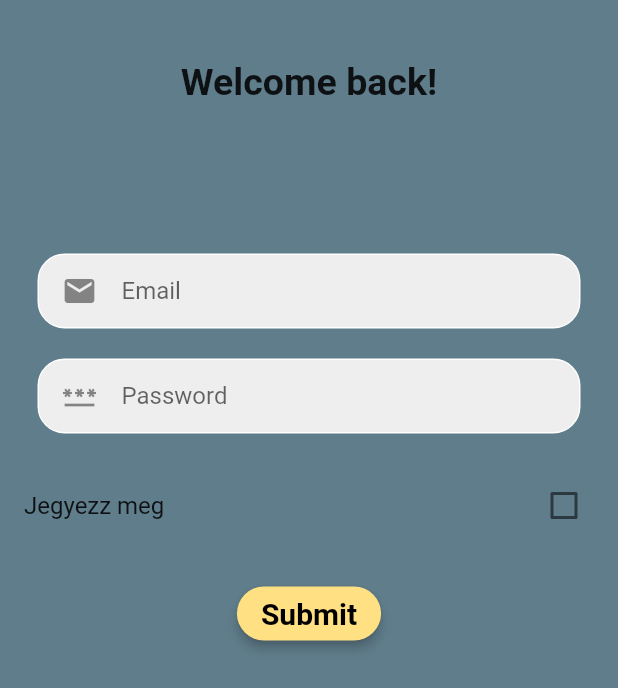
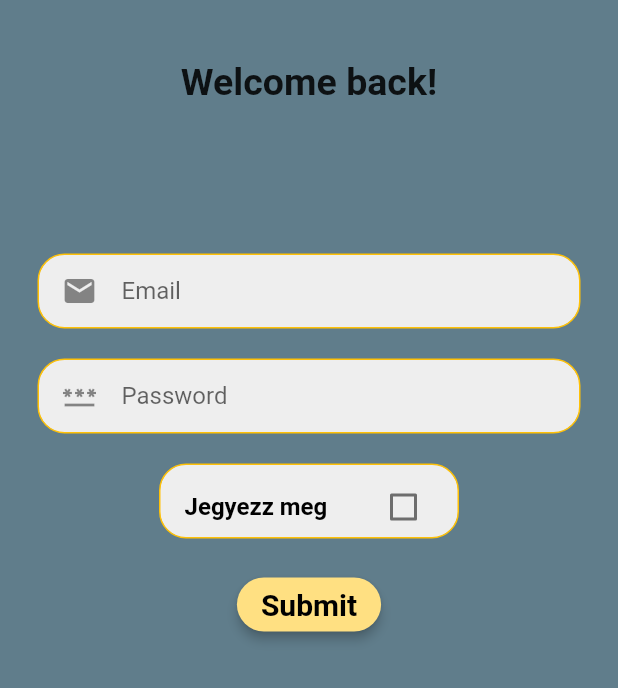
Before and after one commit to ZsomborBalatoni/Flutter-homework, a Flutter app: the screen it shows after launch, on a phone screen of 412 x 824 dp. Shown: the top 688 px of the screen. Run offline on Flutter 3.47's test engine with Material 2 defaults, Android fonts, the phone set to English and light mode, and no system bars; our stand-ins replace bloc, dio, equatable, flutter_bloc, get_it and 3 more; missing offline and left inert: dart:ffi, shared_preferences_web, username_gen.

Commit message:
Updating project

```diff
--- a/lib/main.dart
+++ b/lib/main.dart
@@ -4,6 +4,7 @@ import 'package:dio/dio.dart';
 import 'package:flutter/material.dart';
 import 'package:flutter_bloc/flutter_bloc.dart';
 import 'package:flutter_homework/network/data_source_interceptor.dart';
+import 'package:flutter_homework/ui/bloc/list/list_page.dart';
 import 'package:flutter_homework/ui/bloc/login/login_bloc.dart';
 import 'package:get_it/get_it.dart';
 import 'package:pretty_dio_logger/pretty_dio_logger.dart';
@@ -51,6 +52,10 @@ class MyApp extends StatelessWidget {
         child: MaterialApp(
           title: 'Flutter Demo',
           home: LoginPageBloc(),
+          routes: {
+            '/login': (context) => (LoginPageBloc()),
+            '/list': (context) => (ListPageBloc()),
+          },
           theme: ThemeData(
             primarySwatch: Colors.blue,
           ),
--- a/lib/ui/bloc/login/login_page.dart
+++ b/lib/ui/bloc/login/login_page.dart
@@ -4,9 +4,11 @@
 // ignore_for_file: no_leading_underscores_for_local_identifiers, prefer_final_fields, unused_field, body_might_complete_normally_nullable, avoid_print, unused_import, empty_statements
 
 import 'dart:ffi';
+import 'dart:math';
 
 import 'package:flutter/material.dart';
 import 'package:flutter_bloc/flutter_bloc.dart';
+import 'package:flutter_homework/ui/bloc/list/list_page.dart';
 import 'package:flutter_homework/ui/bloc/login/login_bloc.dart';
 import 'package:validators/sanitizers.dart';
 import 'package:validators/validators.dart';
@@ -21,6 +23,7 @@ class LoginPageBloc extends StatefulWidget {
 class _LoginPageBlocState extends State<LoginPageBloc> {
   @override
   void initState() {
+    //context.read<LoginBloc>().add(LoginAutoLoginEvent());
     super.initState();
   }
 
@@ -42,6 +45,8 @@ class _LoginPageBlocState extends State<LoginPageBloc> {
           listener: (context, state) {
             if (state is LoginError) {
               buildError(state.message);
+            } else if (state is LoginSuccess) {
+              Navigator.of(context).pushReplacementNamed('/list');
             }
           },
           builder: (context, state) {
@@ -86,7 +91,7 @@ class _LoginPageBlocState extends State<LoginPageBloc> {
                     height: 50,
                     decoration: BoxDecoration(
                       color: Colors.grey[200],
-                      border: Border.all(color: Colors.white),
+                      border: Border.all(color: Colors.amber),
                       borderRadius: BorderRadius.circular(18),
                     ),
                     child: Padding(
@@ -131,7 +136,7 @@ class _LoginPageBlocState extends State<LoginPageBloc> {
                     height: 50,
                     decoration: BoxDecoration(
                       color: Colors.grey[200],
-                      border: Border.all(color: Colors.white),
+                      border: Border.all(color: Colors.amber),
                       borderRadius: BorderRadius.circular(18),
                     ),
                     child: Padding(
@@ -163,14 +168,32 @@ class _LoginPageBlocState extends State<LoginPageBloc> {
 
                 //jegyezz meg checkbox
                 SizedBox(height: 20),
-                CheckboxListTile(
-                    title: Text('Jegyezz meg'),
+                Padding(
+                  padding: const EdgeInsets.symmetric(horizontal: 25.0),
+                  child: Container(
+                    width: 200,
+                    height: 50,
+                    decoration: BoxDecoration(
+                      color: Colors.grey[200],
+                      border: Border.all(color: Colors.amber),
+                      borderRadius: BorderRadius.circular(18),
+                    ),
+                    child: CheckboxListTile(
+                        title: Text(
+                          'Jegyezz meg',
+                          style: TextStyle(
+                              fontWeight: FontWeight.bold,
+                              fontSize: 16,
+                              color: Colors.black),
+                        ),
                         value: _rememberMe,
                         onChanged: (value) {
                           setState(() {
                             if (value != null) _rememberMe = value;
                           });
                         }),
+                  ),
+                ),
 
                 //bejelentkezési gomb
                 SizedBox(height: 20),
@@ -313,6 +336,33 @@ class _LoginPageBlocState extends State<LoginPageBloc> {
 
                 //jegyezz meg checkbox
                 SizedBox(height: 20),
+                Padding(
+                  padding: const EdgeInsets.symmetric(horizontal: 25.0),
+                  child: Container(
+                    width: 200,
+                    height: 50,
+                    decoration: BoxDecoration(
+                      color: Colors.grey[200],
+                      border: Border.all(color: Colors.amber),
+                      borderRadius: BorderRadius.circular(18),
+                    ),
+                    child: CheckboxListTile(
+                        enabled: false,
+                        title: Text(
+                          'Jegyezz meg',
+                          style: TextStyle(
+                              fontWeight: FontWeight.bold,
+                              fontSize: 16,
+                              color: Colors.black),
+                        ),
+                        value: _rememberMe,
+                        onChanged: (value) {
+                          setState(() {
+                            if (value != null) _rememberMe = value;
+                          });
+                        }),
+                  ),
+                ),
 
                 //bejelentkezési gomb
                 SizedBox(height: 20),
@@ -326,7 +376,7 @@ class _LoginPageBlocState extends State<LoginPageBloc> {
   }
 
   Widget buildLoaded() {
-    return Text('kész');
+    return ListPageBloc();
   }
 
   ScaffoldFeatureController buildError(String message) =>
```
Also changed, not shown: lib/ui/bloc/list/list_page.dart (+5 -2 lines), lib/ui/bloc/login/login_bloc.dart (+9 -0 lines), 1 other file. Lines whose indentation alone changed are shown as unchanged.
